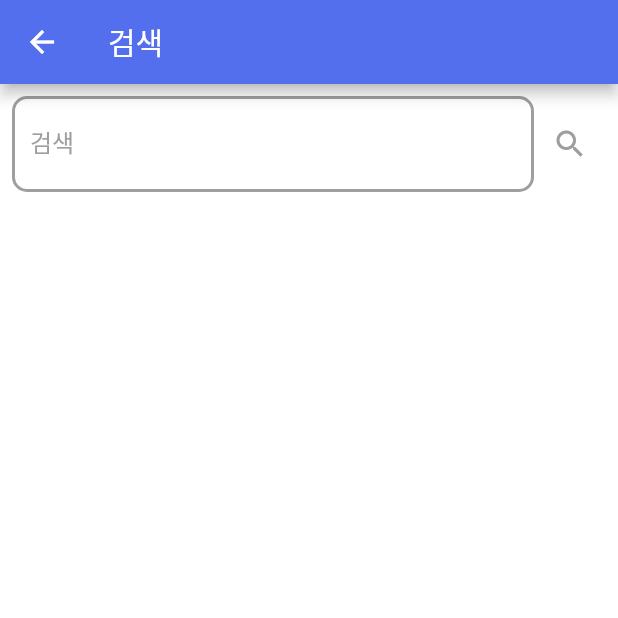
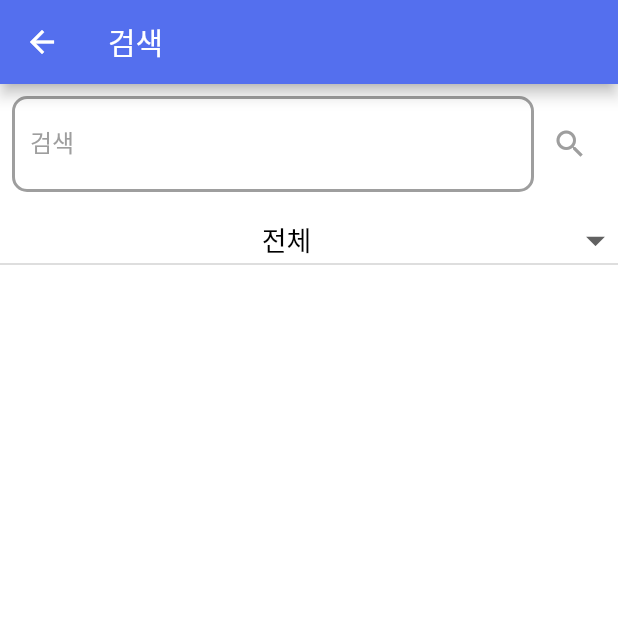
Before and after one commit to yenny-heo/Keep-bible, a Flutter app: the SearchPage screen opened directly, after a tap on the "search" icon, on a phone screen of 412 x 824 dp, the top half of it. Run offline on Flutter 3.47's test engine with Material 2 defaults, Android fonts, the phone set to English and light mode, and no system bars; our stand-ins replace fluttertoast, scrollable_positioned_list.

Commit message:
feat: 검색어 필터링 기능 추가

```diff
--- a/lib/data/title.dart
+++ b/lib/data/title.dart
@@ -20,6 +20,15 @@ List korNewShortB = ['마태복음', '마가복음', '누가복음', '요한복
   '딤전', '딤후', '디도서', '빌레몬서', '히브리서', '야고보서', '벧전', '벧후',
   '요한1서', '요한2서', '요한3서', '유다서', '계'];
 
+List searchOption = ['전체','구약','신약','창세기', '출애굽기', '레위기', '민수기', '신명기',
+  '여호수아', '사사기', '룻기', '사무엘상', '사무엘하', '열왕기상',
+  '열왕기하', '역대기상', '역대기하', '에스라', '느헤미야', '에스더', '욥기',
+  '시편', '잠언', '전도서', '아가', '이사야', '예레미아', '예레미아 애가', '에스겔', '다니엘', '호세아', '요엘',
+  '아모스', '오바댜', '요나', '미가', '나흠', '하박국', '스바냐', '학개', '스가랴', '말라기',
+  '마태복음', '마가복음', '누가복음', '요한복음', '사도행전',
+  '로마서', '고린도전서', '고린도후서', '갈라디아서', '에베소서', '빌립보서', '골로새서', '데살로니가전서', '데살로니가후서',
+  '디모데전서', '디모데후서', '디도서', '빌레몬서', '히브리서', '야고보서', '베드로전서', '베드로후서',
+  '요한1서', '요한2서', '요한3서', '유다서', '요한계시록'];
 const engOldB = [];
 
 const engNewB = [];
--- a/lib/page/search_page.dart
+++ b/lib/page/search_page.dart
@@ -8,6 +8,8 @@ import 'package:keep_bible_app/toast/toast.dart';
 import 'package:provider/provider.dart';
 
 String query = "";
+int option = 0;
+int totalSearch = 0;
 bool isDark = false;
 
 class SearchInfo {
@@ -41,6 +43,8 @@ class _SearchState extends State<SearchPage> {
       for (int i = 0; i < searchList.length; i++) {
         for (int j = 0; j < searchList[i].length; j++) {
           for (int k = 0; k < searchList[i][j].length; k++) {
+            if(option == 0 || (option == 1 && i <= 38) || (option == 2 && i > 38) ||
+                (option >= 3 && i == option - 3)){//영역 필터링
               String content, bookName;
               int book = i,
                   chapter = j;
@@ -51,9 +55,10 @@ class _SearchState extends State<SearchPage> {
                 else
                   bookName = korNewShortB[i - 39];
                 content = bookName + (j + 1).toString() + ":" + (k + 1).toString() + " " + searchList[i][j][k];
-              SearchInfo s = SearchInfo(
-                  content, bookName, book, chapter, verse);
+                SearchInfo s = SearchInfo(content, bookName, book, chapter, verse);
+                totalSearch++;
                 listData.add(s);
+              }
             }
           }
         }
@@ -61,6 +66,9 @@ class _SearchState extends State<SearchPage> {
       setState(() {
         items.clear();
         items.addAll(listData);
+        if(listData.isNotEmpty) toast("총 $totalSearch개의 일치하는 절을 찾았습니다");
+        FocusScope.of(context).unfocus();
+        totalSearch = 0;
       });
       if (listData.isEmpty) {
         toast("일치하는 검색어가 없습니다");
@@ -75,8 +83,7 @@ class _SearchState extends State<SearchPage> {
 
   @override
   Widget build(BuildContext context) {
-    isDark =
-        Provider.of<AppStateNotifier>(context, listen: false).getModeState();
+    isDark = Provider.of<AppStateNotifier>(context, listen: false).getModeState();
     return Scaffold(
         appBar: AppBar(title: Text('검색')),
         body: Container(
@@ -128,6 +135,25 @@ class _SearchState extends State<SearchPage> {
                   ],
                 ),
               ),
+              DropdownButton<int>(
+                isExpanded: true,
+                value: option,
+                icon: Icon(Icons.arrow_drop_down),
+                iconSize: 30,
+                style: TextStyle(color: isDark? AppTheme.darkMode.accentColor:AppTheme.lightMode.accentColor, fontSize: 18),
+                onChanged: (int newOption){
+                  setState(() {
+                    option = newOption;
+                    filterSearchResults(query);
+                  });
+                },
+                items: searchOption.map((val){
+                  return DropdownMenuItem(
+                    value: searchOption.indexOf(val),
+                    child:Center(child: Text(val))
+                  );
+                }).toList()
+              ),
               Expanded(
                   child: Scrollbar(
                     child: ListView.builder(
@@ -137,12 +163,14 @@ class _SearchState extends State<SearchPage> {
                         return Container(
                             decoration: BoxDecoration(
                                 border: Border(
-                                    bottom: BorderSide(color: Colors.grey, width: 1))
+                                    bottom: BorderSide(
+                                        color: Colors.grey, width: 1))
                             ),
                             child:
                             ListTile(
                               title: RichText(
-                                  text: searchMatch(items[idx].content, isDark)
+                                  text: searchMatch(
+                                      items[idx].content, isDark)
                               ),
                               onTap: () {
                                 Navigator.push(context,
--- a/lib/page/verse_page.dart
+++ b/lib/page/verse_page.dart
@@ -113,7 +113,7 @@ class _DetailScreenState extends State<DetailScreen> {
                                     builder: (context) =>
                                         DetailScreen(name: val, book: idx, chapter: 0, verse: 0)));
                               },
-                              color: widget.book == idx? Color(0xff546fee) : isDark? AppTheme.darkMode.focusColor: AppTheme.lightMode.focusColor,
+                              color: widget.book == idx? Color(0xff0321ab) : isDark? AppTheme.darkMode.focusColor: AppTheme.lightMode.focusColor,
                               minWidth: 0,
                               height: 0,
                               padding: EdgeInsets.zero,
@@ -136,7 +136,7 @@ class _DetailScreenState extends State<DetailScreen> {
                                       builder: (context) =>
                                           DetailScreen(name: val, book: idx+39, chapter: 0, verse: 0)));
                                 },
-                                color: widget.book == idx+39? Color(0xff546fee) : isDark? AppTheme.darkMode.focusColor: AppTheme.lightMode.focusColor,
+                                color: widget.book == idx+39? Color(0xff0321ab) : isDark? AppTheme.darkMode.focusColor: AppTheme.lightMode.focusColor,
                                 minWidth: 0,
                                 height: 0,
                                 padding: EdgeInsets.zero,
@@ -179,7 +179,7 @@ class _DetailScreenState extends State<DetailScreen> {
                           });
                           Navigator.pop(context);
                         },
-                        color: currentPage == val? Color(0xff546fee) : isDark? AppTheme.darkMode.focusColor: AppTheme.lightMode.focusColor,
+                        color: currentPage == val? Color(0xff0321ab) : isDark? AppTheme.darkMode.focusColor: AppTheme.lightMode.focusColor,
                         minWidth: 0,
                         height: 0,
                         padding: EdgeInsets.zero,
--- a/pubspec.yaml
+++ b/pubspec.yaml
@@ -15,7 +15,7 @@ publish_to: 'none' # Remove this line if you wish to publish to pub.dev
 # In iOS, build-name is used as CFBundleShortVersionString while build-number used as CFBundleVersion.
 # Read more about iOS versioning at
 # https://developer.apple.com/library/archive/documentation/General/Reference/InfoPlistKeyReference/Articles/CoreFoundationKeys.html
-version: 1.0.4+5
+version: 1.1.0+7
 
 environment:
   sdk: ">=2.7.0 <3.0.0"
```
Also changed, not shown: 2 other files. Lines whose indentation alone changed are shown as unchanged.
